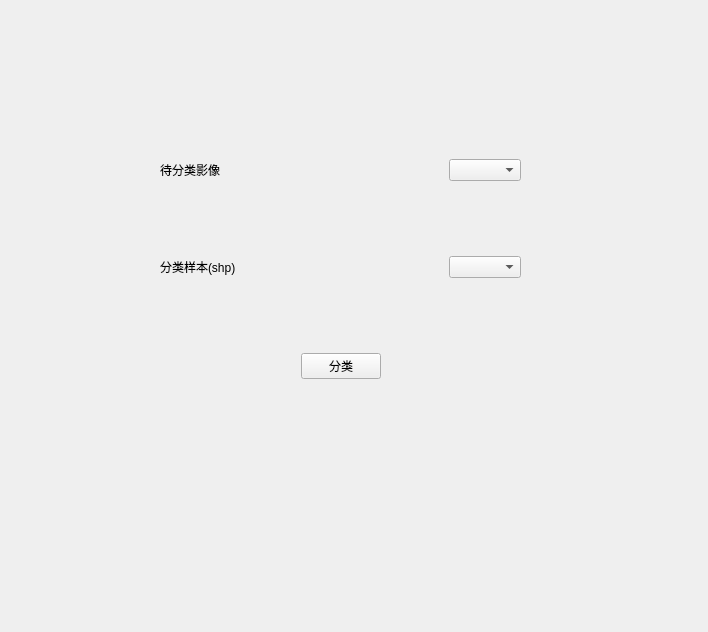
First picture: the form in ui/classificationWindow.ui, repository CaoZhenkun/pyqgis, before the edit.
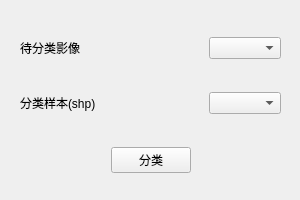
Second picture: the form after the edit.

What changed in the file:
```diff
--- a/ui/classificationWindow.ui
+++ b/ui/classificationWindow.ui
@@ -6,20 +6,32 @@
    <rect>
     <x>0</x>
     <y>0</y>
-    <width>708</width>
-    <height>632</height>
+    <width>300</width>
+    <height>200</height>
    </rect>
   </property>
+  <property name="minimumSize">
+   <size>
+    <width>300</width>
+    <height>200</height>
+   </size>
+  </property>
+  <property name="maximumSize">
+   <size>
+    <width>300</width>
+    <height>200</height>
+   </size>
+  </property>
   <property name="windowTitle">
    <string>Fusion</string>
   </property>
   <widget class="QWidget" name="verticalLayoutWidget">
    <property name="geometry">
     <rect>
-     <x>160</x>
-     <y>90</y>
-     <width>361</width>
-     <height>361</height>
+     <x>20</x>
+     <y>10</y>
+     <width>261</width>
+     <height>191</height>
     </rect>
    </property>
    <layout class="QVBoxLayout" name="verticalLayout">
```
Left out of the diff: 2 changed lines with no effect on the pictures.
